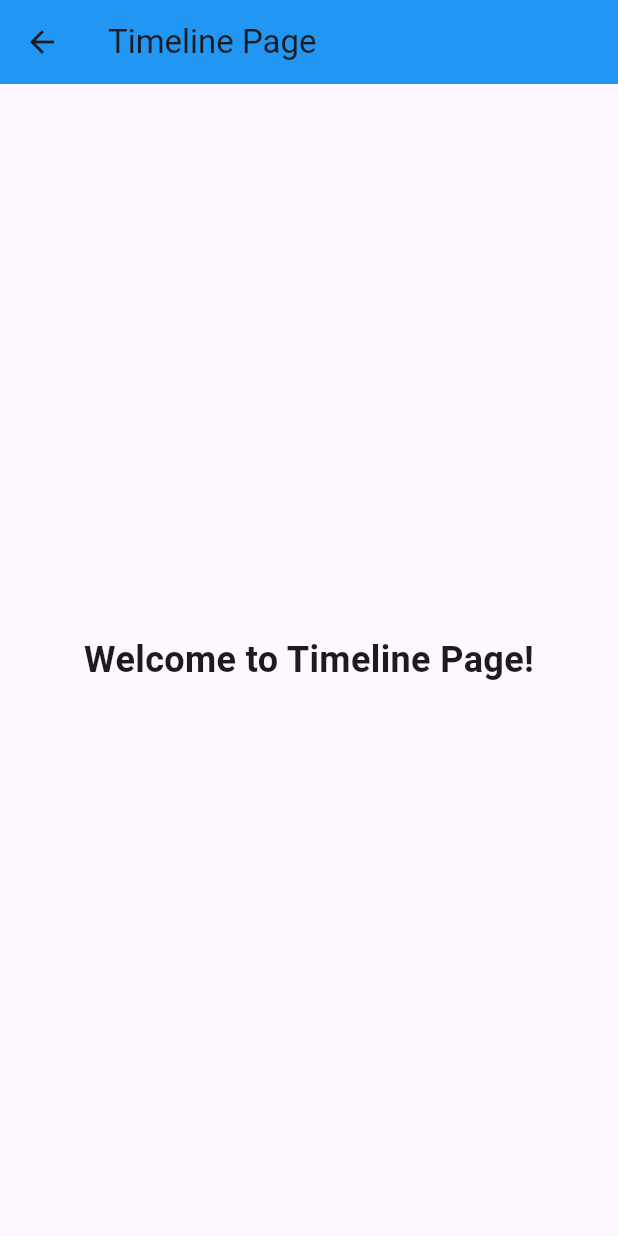
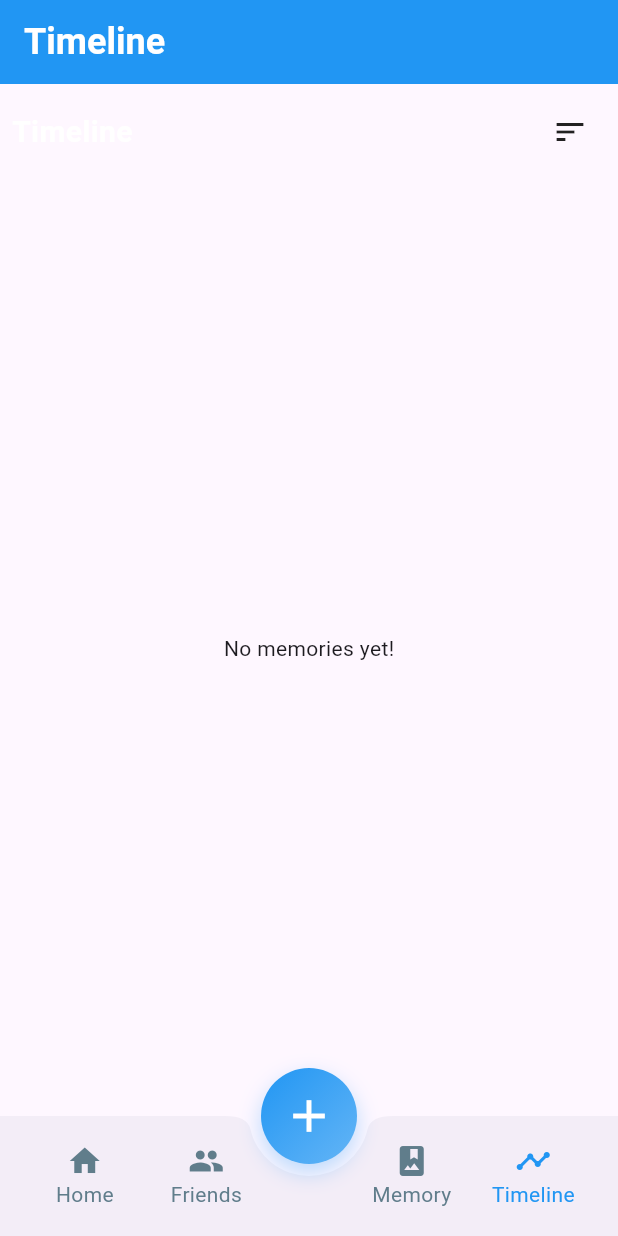
Before and after one commit to YanHong0129/Memorime, a Flutter app: the TimelineMainPage screen opened by its route, on a phone screen of 412 x 824 dp. Run offline on Flutter 3.47's test engine with Material 3 defaults, Android fonts, the phone set to English and light mode, and no system bars; our stand-ins replace cloud_firestore, file_picker, firebase_auth, firebase_core, firebase_storage, google_fonts and 5 more; missing offline and left inert: flutter_quill; accounts and stored records are empty; network calls fail.

Commit message:
Add TimelineView widget to display user memories with sorting options

```diff
--- a/lib/screens/home/home.dart
+++ b/lib/screens/home/home.dart
@@ -28,6 +28,7 @@
     return Scaffold(
       backgroundColor: const Color(0xFFF6F8FC),
       appBar: AppBar(
+        automaticallyImplyLeading: false,  // Add this line to remove back arrow
         elevation: 0,
         flexibleSpace: Container(
           decoration: const BoxDecoration(
--- a/lib/screens/memory/memory_main_page.dart
+++ b/lib/screens/memory/memory_main_page.dart
@@ -136,7 +136,7 @@
               Expanded(
                 child: GestureDetector(
                   onTap: (){
-                    Navigator.pushNamed(context, '/timeline');
+                    Navigator.pushReplacementNamed(context, '/timeline');
                   },
                   child: Column(
                     mainAxisAlignment: MainAxisAlignment.center,
--- /dev/null
+++ b/lib/screens/timeline/timelineView.dart
@@ -0,0 +1,212 @@
+import 'package:flutter/material.dart';
+import 'package:cloud_firestore/cloud_firestore.dart';
+import 'package:firebase_auth/firebase_auth.dart';
+import 'package:timeline_tile/timeline_tile.dart';
+import 'package:intl/intl.dart';
+import '../../services/memory_service.dart';
+import '../memory/memory_details_page.dart';
+
+class TimelineView extends StatefulWidget {
+  const TimelineView({Key? key}) : super(key: key);
+
+  @override
+  State<TimelineView> createState() => _TimelineViewState();
+}
+
+class _TimelineViewState extends State<TimelineView> {
+  final MemoryService _memoryService = MemoryService();
+  bool _sortByUnlockDate = true;
+
+  String _formatDate(DateTime date) {
+    return DateFormat('yyyy').format(date);
+  }
+
+  Widget _buildMemoryContent(Map<String, dynamic> memory) {
+    if (memory['type'] == 'image' && memory['mediaUrl'] != null) {
+      return ClipRRect(
+        borderRadius: BorderRadius.circular(8),
+        child: Image.network(
+          memory['mediaUrl'],
+          height: 150,
+          width: double.infinity,
+          fit: BoxFit.cover,
+          loadingBuilder: (context, child, loadingProgress) {
+            if (loadingProgress == null) return child;
+            return Container(
+              height: 150,
+              width: double.infinity,
+              color: Colors.grey[200],
+              child: const Center(
+                child: CircularProgressIndicator(),
+              ),
+            );
+          },
+          errorBuilder: (context, error, stackTrace) {
+            return Container(
+              height: 150,
+              width: double.infinity,
+              color: Colors.grey[200],
+              child: const Icon(Icons.error),
+            );
+          },
+        ),
+      );
+    }
+    return Container(); // Return empty container for non-image memories
+  }
+
+  @override
+  Widget build(BuildContext context) {
+    final userId = FirebaseAuth.instance.currentUser?.uid;
+    if (userId == null) return const Center(child: Text('Please login'));
+
+    return Column(
+      children: [
+        Padding(
+          padding: const EdgeInsets.all(8.0),
+          child: Row(
+            mainAxisAlignment: MainAxisAlignment.spaceBetween,
+            children: [
+              const Text('Timeline',
+                style: TextStyle(
+                  fontSize: 20,
+                  fontWeight: FontWeight.bold,
+                  color: Colors.white)),
+              PopupMenuButton(
+                icon: const Icon(Icons.sort),
+                itemBuilder: (context) => [
+                  PopupMenuItem(
+                    child: const Text('Sort by Created'),
+                    onTap: () => setState(() => _sortByUnlockDate = false),
+                  ),
+                  PopupMenuItem(
+                    child: const Text('Sort by Unlocked'),
+                    onTap: () => setState(() => _sortByUnlockDate = true),
+                  ),
+                ],
+              ),
+            ],
+          ),
+        ),
+        Expanded(
+          child: StreamBuilder<QuerySnapshot>(
+            stream: _memoryService.getMyMemories(userId),
+            builder: (context, snapshot) {
+              if (snapshot.hasError) {
+                return Center(child: Text('Error: ${snapshot.error}'));
+              }
+
+              if (snapshot.connectionState == ConnectionState.waiting) {
+                return const Center(child: CircularProgressIndicator());
+              }
+
+              final memories = snapshot.data?.docs ?? [];
+              if (memories.isEmpty) {
+                return const Center(child: Text('No memories yet!'));
+              }
+
+              return ListView.builder(
+                itemCount: memories.length,
+                itemBuilder: (context, index) {
+                  final memory = memories[index].data() as Map<String, dynamic>;
+                  final date = _sortByUnlockDate
+                      ? (memory['unlockedAt'] as Timestamp).toDate()
+                      : (memory['createdAt'] as Timestamp).toDate();
+                  final isFirst = index == 0;
+                  final isLast = index == memories.length - 1;
+
+                  return TimelineTile(
+                    alignment: TimelineAlign.manual,
+                    lineXY: 0.2,
+                    isFirst: isFirst,
+                    isLast: isLast,
+                    indicatorStyle: IndicatorStyle(
+                      width: 20,
+                      color: Colors.blue,
+                      padding: const EdgeInsets.symmetric(vertical: 2),
+                    ),
+                    startChild: Container(
+                      padding: const EdgeInsets.symmetric(horizontal: 16),
+                      child: Text(
+                        _formatDate(date),
+                        style: TextStyle(
+                          fontSize: 14,
+                          color: Colors.grey[600],
+                          fontWeight: FontWeight.bold,
+                        ),
+                      ),
+                    ),
+                    endChild: Container(
+                      margin: const EdgeInsets.all(8),
+                      padding: const EdgeInsets.all(12),
+                      decoration: BoxDecoration(
+                        color: Colors.white,
+                        borderRadius: BorderRadius.circular(12),
+                        boxShadow: [
+                          BoxShadow(
+                            color: Colors.grey.withOpacity(0.2),
+                            spreadRadius: 1,
+                            blurRadius: 4,
+                          ),
+                        ],
+                      ),
+                      child: Column(
+                        crossAxisAlignment: CrossAxisAlignment.start,
+                        children: [
+                          Text(
+                            memory['title'] ?? 'Untitled',
+                            style: const TextStyle(
+                              fontSize: 16,
+                              fontWeight: FontWeight.bold,
+                            ),
+                          ),
+                          const SizedBox(height: 8),
+                          if (memory['type'] == 'image')
+                            ClipRRect(
+                              borderRadius: BorderRadius.circular(8),
+                              child: Image.network(
+                                memory['content'],
+                                height: 150,
+                                width: double.infinity,
+                                fit: BoxFit.cover,
+                              ),
+                            ),
+                          const SizedBox(height: 8),
+                          //_buildMemoryContent(memory),
+                          //const SizedBox(height: 8),
+                          Row(
+                            mainAxisAlignment: MainAxisAlignment.spaceBetween,
+                            children: [
+                              Text(
+                                DateFormat('MMM dd, yyyy').format(date),
+                                style: TextStyle(color: Colors.grey[600]),
+                              ),
+                              TextButton(
+                                onPressed: () {
+                                  Navigator.push(
+                                    context,
+                                    MaterialPageRoute(
+                                      builder: (context) => MemoryDetailPage(
+                                        memoryId: memories[index].id,
+                                        memoryData: memory,
+                                      ),
+                                    ),
+                                  );
+                                },
+                                child: const Text('View Details'),
+                              ),
+                            ],
+                          ),
+                        ],
+                      ),
+                    ),
+                  );
+                },
+              );
+            },
+          ),
+        ),
+      ],
+    );
+  }
+}
--- a/lib/screens/timeline/timeline_main_page.dart
+++ b/lib/screens/timeline/timeline_main_page.dart
@@ -1,5 +1,8 @@
 // filepath: c:\FlutterDev\Memorime\TechTribe_MobileApp_Project\lib\admin_home.dart
 import 'package:flutter/material.dart';
+import 'timelineView.dart';
+
+
 
 class TimelineMainPage extends StatelessWidget {
   const TimelineMainPage({super.key});
@@ -8,17 +11,127 @@
   Widget build(BuildContext context) {
     return Scaffold(
       appBar: AppBar(
-        title: const Text('Timeline Page'),
+        automaticallyImplyLeading: false,  // Add this line to remove back arrow
+        title: Text('Timeline',
+        style: TextStyle(
+          fontSize: 24,
+          fontWeight: FontWeight.bold,
+          color: Colors.white,
+        ),),
         backgroundColor: Colors.blue,
 
       ),
-      body: Center(
-        child:
-        Text(
-          'Welcome to Timeline Page!',
-          style: TextStyle(fontSize: 24, fontWeight: FontWeight.bold),
+      body: const TimelineView(),
+
+      bottomNavigationBar: BottomAppBar(
+        shape: const CircularNotchedRectangle(),
+        notchMargin: 8.0,
+        child: SizedBox(
+          height: 64,
+          child: Row(
+            mainAxisAlignment: MainAxisAlignment.spaceAround,
+            children: [
+              Expanded(
+                child: GestureDetector(
+                  onTap: () {
+                    Navigator.pushNamed(context, '/home');
+                  },
+                  child: Column(
+                    mainAxisAlignment: MainAxisAlignment.center,
+                    children: const [
+                      Icon(Icons.home, color: Colors.blueGrey),
+                      Text(
+                        'Home',
+                        style: TextStyle(color: Colors.blueGrey, fontSize: 14),
+                      ),
+                    ],
+                  ),
+                ),
+              ),
+              Expanded(
+                child: GestureDetector(
+                  onTap: () {
+                    Navigator.pushNamed(context, '/friends');
+                  },
+                  child: Column(
+                    mainAxisAlignment: MainAxisAlignment.center,
+                    children: const [
+                      Icon(Icons.people, color: Colors.blueGrey),
+                      Text(
+                        'Friends',
+                        style: TextStyle(color: Colors.blueGrey, fontSize: 14),
+                      ),
+                    ],
+                  ),
+                ),
+              ),
+              const SizedBox(width: 56), // Space for FAB
+              Expanded(
+                child: GestureDetector(
+                  onTap: (){
+                    Navigator.pushNamed(context, '/memory');
+                  },
+                  child: Column(
+                    mainAxisAlignment: MainAxisAlignment.center,
+                    children: const [
+                      Icon(Icons.photo_album, color: Colors.blueGrey),
+                      Text(
+                        'Memory',
+                        style: TextStyle(color: Colors.blueGrey, fontSize: 14),
+                      ),
+                    ],
+                  ),
+                ),
+              ),
+              Expanded(
+                child: GestureDetector(
+                  onTap: (){
+
+                  },
+                  child: Column(
+                    mainAxisAlignment: MainAxisAlignment.center,
+                    children: const [
+                      Icon(Icons.timeline, color: Colors.blue),
+                      Text(
+                        'Timeline',
+                        style: TextStyle(color: Colors.blue, fontSize: 14),
+                      ),
+                    ],
+                  ),
+                ),
+              ),
+            ],
+          ),
         ),
       ),
+      floatingActionButton: Container(
+        height: 64,
+        width: 64,
+        decoration: BoxDecoration(
+          shape: BoxShape.circle,
+          gradient: const LinearGradient(
+            colors: [Color(0xFF2196F3), Color(0xFF64B5F6)],
+            begin: Alignment.topLeft,
+            end: Alignment.bottomRight,
+          ),
+          boxShadow: [
+            BoxShadow(
+              color: Colors.blue.withOpacity(0.3),
+              blurRadius: 12,
+              offset: const Offset(0, 6),
+            ),
+          ],
+        ),
+        child: FloatingActionButton(
+          onPressed: () {
+            Navigator.pushNamed(context, '/create_capsule');
+          },
+          backgroundColor: Colors.transparent,
+          elevation: 0,
+          child: const Icon(Icons.add, size: 36, color: Colors.white),
+        ),
+      ),
+      floatingActionButtonLocation: FloatingActionButtonLocation.centerDocked,
     );
   }
 }
--- a/pubspec.yaml
+++ b/pubspec.yaml
@@ -38,6 +38,8 @@
   flutter_test:
     sdk: flutter
   flutter_lints: ^5.0.0
+  timeline_list: ^0.0.2
+  timeline_tile: ^2.0.0
 
 flutter:
   uses-material-design: true
```
Also changed, not shown: pubspec.lock.
